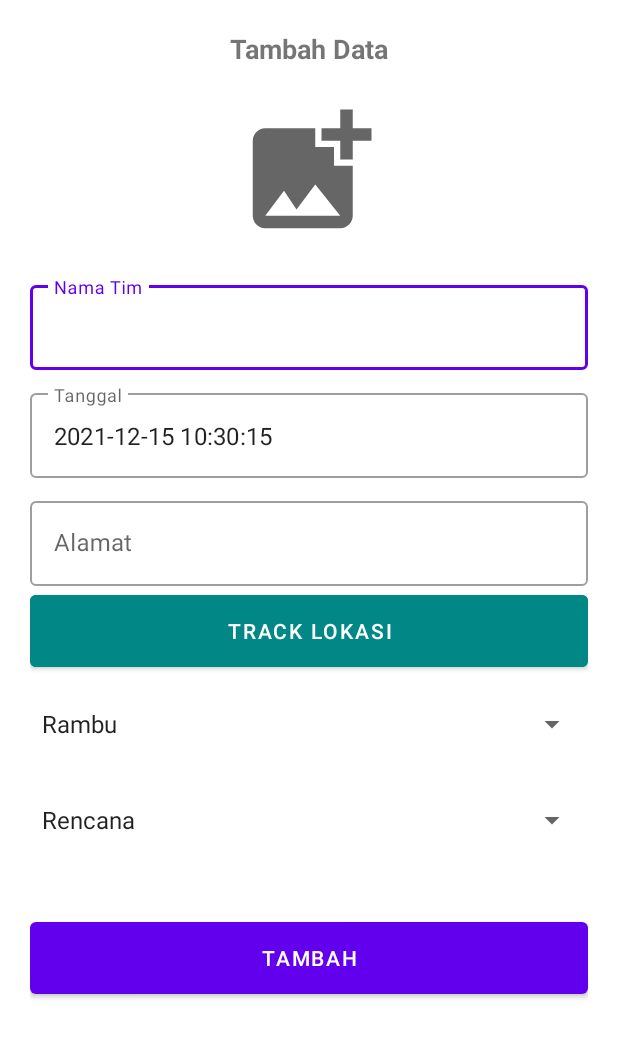
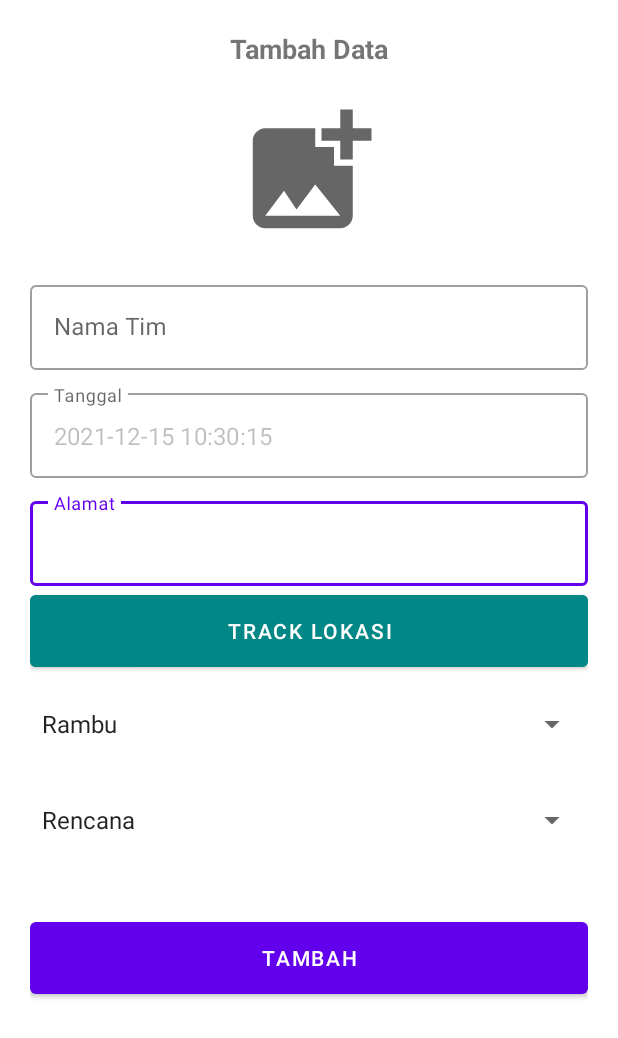
Before and after one commit to imamaHaykam/SIPJ, an Android app: the AdminActivity screen opened directly, with no data from a screen before it, after a tap on an icon or button, on a phone screen of 412 x 824 dp. Shown: the top 1038 px of the screen. Run offline under Robolectric (Android 15) with nearby library versions, the phone set to English and light mode, and no system bars; 2 statements that could not run were skipped.

Commit message:
getNama + EditText(Namatim, Tanggal) disabled

```diff
--- a/app/src/main/java/com/example/aplikasisipj/Activity/MainActivity.java
+++ b/app/src/main/java/com/example/aplikasisipj/Activity/MainActivity.java
@@ -12,6 +12,7 @@ import android.content.Intent;
 import android.os.Bundle;
 import android.view.MenuItem;
 import android.view.View;
+import android.widget.TextView;
 import android.widget.Toast;
 
 import com.example.aplikasisipj.AdminActivity;
@@ -31,6 +32,8 @@ public class MainActivity extends AppCompatActivity implements NavigationView.On
     DrawerLayout drawerLayout;
     NavigationView navigationView;
     Toolbar toolbar;
+    TextView tvNamatim;
+    private String namaTim;
 
     @Override
     protected void onCreate(Bundle savedInstanceState) {
@@ -45,6 +48,10 @@ public class MainActivity extends AppCompatActivity implements NavigationView.On
         drawerLayout = findViewById(R.id.drawer_layout);
         navigationView = findViewById(R.id.nav_view);
         toolbar = findViewById(R.id.toolbar);
+        tvNamatim = findViewById(R.id.namaInvis);
+
+        namaTim = sessionManager.getUserDetail().get(SessionManager.NAMA);
+        tvNamatim.setText(namaTim);
 
         navigationView.bringToFront();
         ActionBarDrawerToggle toggle = new ActionBarDrawerToggle(this, drawerLayout, toolbar, R.string.navigation_drawer_open, R.string.navigation_drawer_close);
@@ -93,6 +100,7 @@ public class MainActivity extends AppCompatActivity implements NavigationView.On
         if (itemId == R.id.nav_home) {
         } else if (itemId == R.id.nav_admin) {
             Intent intent = new Intent(MainActivity.this, AdminActivity.class);
+            intent.putExtra("namaTim", namaTim);
             startActivity(intent);
         } else if (itemId == R.id.nav_listTim) {
             Intent intent1 = new Intent(MainActivity.this, ListTim.class);
@@ -122,6 +130,7 @@ public class MainActivity extends AppCompatActivity implements NavigationView.On
         int id = view.getId();
         if (id == R.id.cardAdmin) {
             Intent intent = new Intent(MainActivity.this, AdminActivity.class);
+            intent.putExtra("namaTim", namaTim);
             startActivity(intent);
         } else if (id == R.id.cardTim) {
             Intent intent1 = new Intent(MainActivity.this, ListTim.class);
--- a/app/src/main/java/com/example/aplikasisipj/Activity/TambahActivity.java
+++ b/app/src/main/java/com/example/aplikasisipj/Activity/TambahActivity.java
@@ -2,7 +2,6 @@ package com.example.aplikasisipj.Activity;
 
 import androidx.annotation.NonNull;
 import androidx.appcompat.app.AppCompatActivity;
-import androidx.appcompat.app.AppCompatDelegate;
 import androidx.core.app.ActivityCompat;
 import androidx.core.content.ContextCompat;
 
@@ -16,7 +15,6 @@ import android.location.Geocoder;
 import android.location.Location;
 import android.location.LocationListener;
 import android.location.LocationManager;
-import android.net.Uri;
 import android.os.Bundle;
 import android.provider.MediaStore;
 import android.view.View;
@@ -28,15 +26,11 @@ import android.widget.ImageView;
 import android.widget.Spinner;
 import android.widget.Toast;
 
-import androidx.annotation.Nullable;
-import androidx.appcompat.app.AppCompatActivity;
-import androidx.core.app.ActivityCompat;
-import androidx.core.content.ContextCompat;
-
 import com.example.aplikasisipj.API.APIRequestData;
 import com.example.aplikasisipj.API.RetroServer;
 import com.example.aplikasisipj.Model.ResponseModel;
 import com.example.aplikasisipj.R;
+import com.example.aplikasisipj.SessionManager;
 
 import java.io.ByteArrayOutputStream;
 import java.io.File;
@@ -45,6 +39,7 @@ import java.io.FileOutputStream;
 import java.io.IOException;
 
 import java.text.SimpleDateFormat;
+import java.util.ArrayList;
 import java.util.Calendar;
 import java.util.List;
 import java.util.Locale;
@@ -56,16 +51,25 @@ import retrofit2.Call;
 import retrofit2.Callback;
 import retrofit2.Response;
 
+import static com.example.aplikasisipj.SessionManager.NAMA;
+
 public class TambahActivity extends AppCompatActivity implements View.OnClickListener, LocationListener {
     private EditText etNama, etTanggal, etAlamat, etFasilitas, etStatus;
     private Button btnSimpan, btnLokasi;
     private ImageView imgUpload;
-    private String nama, tanggal, alamat, fasilitas, status, date;
+    private String nama;
+    private String tanggal;
+    private String alamat;
+    private String fasilitas;
+    private String status;
+    private String date;
+    private String namaTim;
     private Calendar calendar;
     private static final int IMAGE_UPLOAD_REQUEST = 1;
     private static final int PERMISSIONS_REQUEST = 2;
     private Bitmap selectedImage = null;
     private MultipartBody.Part imagePart = null;
+    SessionManager sessionManager;
     LocationManager locationManager;
     SimpleDateFormat simpleDateFormat;
 
@@ -89,6 +93,10 @@ public class TambahActivity extends AppCompatActivity implements View.OnClickLis
         btnLokasi = findViewById(R.id.btn_lokasi);
         imgUpload = findViewById(R.id.img_upload);
 
+        namaTim = getIntent().getStringExtra("namaTim");
+
+
+
         if (ContextCompat.checkSelfPermission(TambahActivity.this, Manifest.permission.ACCESS_FINE_LOCATION)
                 != PackageManager.PERMISSION_GRANTED){
             ActivityCompat.requestPermissions(TambahActivity.this, new String[]{
@@ -96,6 +104,7 @@ public class TambahActivity extends AppCompatActivity implements View.OnClickLis
             }, 100);
         }
 
+        etNama.setText(namaTim);
         etTanggal.setText(date);
 
         btnLokasi.setOnClickListener(view -> getLocation());
--- a/app/src/main/java/com/example/aplikasisipj/AdminActivity.java
+++ b/app/src/main/java/com/example/aplikasisipj/AdminActivity.java
@@ -22,6 +22,7 @@ import com.example.aplikasisipj.API.APIRequestData;
 import com.example.aplikasisipj.API.RetroServer;
 import com.example.aplikasisipj.Activity.MainActivity;
 import com.example.aplikasisipj.Activity.TambahActivity;
+import com.example.aplikasisipj.Activity.TambahDetailActivity;
 import com.example.aplikasisipj.Adapter.AdapterData;
 import com.example.aplikasisipj.Model.DataModel;
 import com.example.aplikasisipj.Model.ResponseModel;
@@ -46,6 +47,7 @@ public class AdminActivity extends MainActivity {
     private ProgressBar pbData;
     private FloatingActionButton fabTambah;
 
+    private String namaTim;
 
     DrawerLayout drawerLayout;
     NavigationView navigationView;
@@ -75,6 +77,8 @@ public class AdminActivity extends MainActivity {
         pbData = findViewById(R.id.pb_data);
         fabTambah = findViewById(R.id.fab_tambah);
 
+        namaTim = getIntent().getStringExtra("namaTim");
+
         lmData = new LinearLayoutManager(this, LinearLayoutManager.VERTICAL, false);
         rvData.setLayoutManager(lmData);
 
@@ -86,7 +90,15 @@ public class AdminActivity extends MainActivity {
             srlData.setRefreshing(false);
         });
 
-        fabTambah.setOnClickListener(view -> startActivity(new Intent(AdminActivity.this, TambahActivity.class)));
+//        fabTambah.setOnClickListener(view -> startActivity(new Intent(AdminActivity.this, TambahActivity.class)));
+        fabTambah.setOnClickListener(new View.OnClickListener() {
+            @Override
+            public void onClick(View v) {
+                Intent intent = new Intent(AdminActivity.this, TambahActivity.class);
+                intent.putExtra("namaTim", namaTim);
+                startActivity(intent);
+            }
+        });
     }
 
     @Override
--- a/app/src/main/res/layout/activity_main.xml
+++ b/app/src/main/res/layout/activity_main.xml
@@ -376,6 +376,15 @@
 
         </LinearLayout>
 
+        <TextView
+            android:id="@+id/namaInvis"
+            android:visibility="gone"
+            android:layout_width="wrap_content"
+            android:layout_height="wrap_content"
+            tools:layout_editor_absoluteX="312dp"
+            tools:layout_editor_absoluteY="20dp"
+            tools:ignore="MissingConstraints" />
+
     </androidx.constraintlayout.widget.ConstraintLayout>
 
     </ScrollView>
--- a/app/src/main/res/layout/activity_tambah.xml
+++ b/app/src/main/res/layout/activity_tambah.xml
@@ -39,6 +39,7 @@
                 android:id="@+id/et_nama"
                 android:layout_width="match_parent"
                 android:layout_height="wrap_content"
+                android:enabled="false"
                 android:hint="Nama Tim"
                 android:inputType="text" />
         </com.google.android.material.textfield.TextInputLayout>
@@ -54,6 +55,7 @@
                 android:layout_width="match_parent"
                 android:layout_height="wrap_content"
                 android:hint="Tanggal"
+                android:enabled="false"
                 android:inputType="datetime" />
         </com.google.android.material.textfield.TextInputLayout>
 
```
